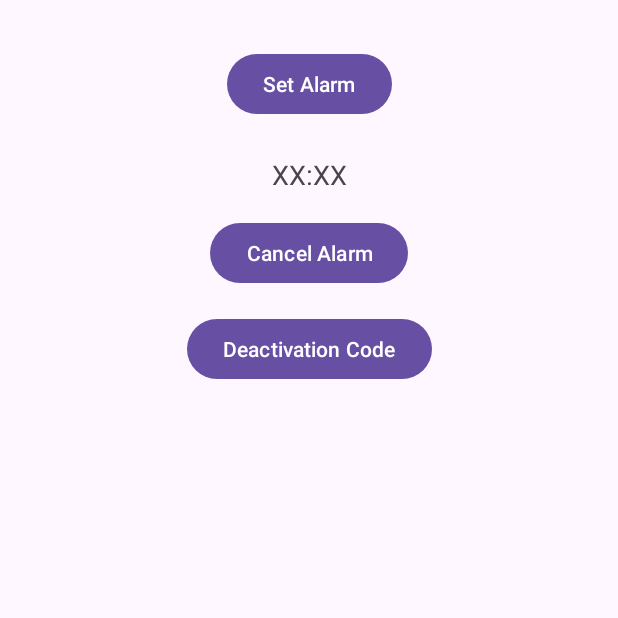
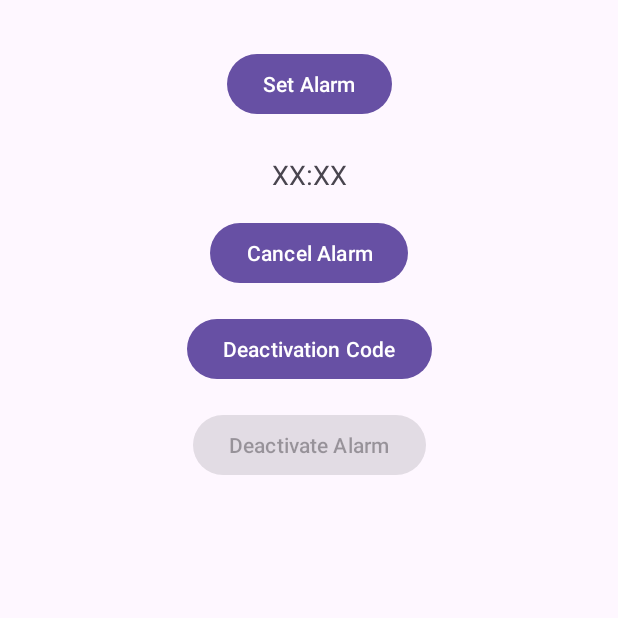
Before and after one commit to Pseudophobi4/getmeup-android, an Android app: the screen it shows after launch (MainActivity), after a tap on "Cancel Alarm", on a phone screen of 412 x 824 dp, the top half of it. Run offline under Robolectric (Android 15) with nearby library versions, the phone set to English and light mode, and no system bars.

Commit message:
Implemented all core functionalities

```diff
--- a/GetMeUp/app/src/main/AndroidManifest.xml
+++ b/GetMeUp/app/src/main/AndroidManifest.xml
@@ -33,6 +33,8 @@
 
         <activity android:name=".ActivityGenerateCode" />
 
+        <activity android:name=".ActivityDeactivateAlarm" />
+
         <service
             android:name=".AlarmService"
             android:foregroundServiceType="mediaPlayback"/>
--- a/GetMeUp/app/src/main/java/com/example/getmeup/ActivityGenerateCode.kt
+++ b/GetMeUp/app/src/main/java/com/example/getmeup/ActivityGenerateCode.kt
@@ -25,7 +25,7 @@ class ActivityGenerateCode : AppCompatActivity() {
         tvCodeValue.text = savedCode ?: "No code generated"
 
         btnGenerateCode.setOnClickListener {
-            val generatedCode = generateRandomCode(12)
+            val generatedCode = generateRandomCode(4)
             tvCodeValue.text = generatedCode
 
             // Store the generated code in SharedPreferences
@@ -36,9 +36,9 @@ class ActivityGenerateCode : AppCompatActivity() {
         }
     }
 
-    // Function to generate a random 12-character string with numbers, lowercase, and uppercase letters
+    // Function to generate a random 12-character string with numbers and uppercase letters
     private fun generateRandomCode(length: Int): String {
-        val charPool = "0123456789abcdefghijklmnopqrstuvwxyzABCDEFGHIJKLMNOPQRSTUVWXYZ"
+        val charPool = "0123456789ABCDEFGHIJKLMNOPQRSTUVWXYZ"
         val random = Random()
         val code = StringBuilder()
 
--- a/GetMeUp/app/src/main/java/com/example/getmeup/MainActivity.kt
+++ b/GetMeUp/app/src/main/java/com/example/getmeup/MainActivity.kt
@@ -6,6 +6,7 @@ import android.content.BroadcastReceiver
 import android.content.Context
 import android.content.Intent
 import android.content.IntentFilter
+import android.content.SharedPreferences
 import android.os.Bundle
 import android.widget.Button
 import android.widget.TextView
@@ -21,13 +22,22 @@ class MainActivity : AppCompatActivity() {
     private lateinit var btnGenerateCode: Button
     private lateinit var tvAlarmTime: TextView
     private lateinit var setAlarmLauncher: ActivityResultLauncher<Intent>
+    private lateinit var btnDeactivateAlarm: Button
 
     private val alarmReceiver = object : BroadcastReceiver() {
         override fun onReceive(context: Context?, intent: Intent?) {
-            // Disable all buttons when the alarm is triggered
-            btnSetAlarm.isEnabled = false
-            btnCancelAlarm.isEnabled = false
-            btnGenerateCode.isEnabled = false
+            // Disable buttons when the alarm is triggered
+            disableAllButtons()
+        }
+    }
+
+    private val enableButtonsReceiver = object : BroadcastReceiver() {
+        override fun onReceive(context: Context?, intent: Intent?) {
+            // Enable buttons when the code is successfully submitted
+            enableAllButtons()
+            // Check alarm state after enabling buttons
+            val sharedPreferences = getSharedPreferences("alarm_prefs", Context.MODE_PRIVATE)
+            updateButtonState(sharedPreferences)
         }
     }
 
@@ -38,17 +48,15 @@ class MainActivity : AppCompatActivity() {
         btnSetAlarm = findViewById(R.id.btn_set_alarm)
         btnCancelAlarm = findViewById(R.id.btn_cancel_alarm)
         btnGenerateCode = findViewById(R.id.btn_generate_code)
+        btnDeactivateAlarm = findViewById(R.id.btn_deactivate_alarm)
         tvAlarmTime = findViewById(R.id.tv_alarm_time)
 
-        // Set default alarm time display to XX:XX
         val sharedPreferences = getSharedPreferences("alarm_prefs", Context.MODE_PRIVATE)
         val savedTime = sharedPreferences.getString("alarm_time", "XX:XX")
         tvAlarmTime.text = savedTime
 
-        // Check if the alarm is active on app launch
-        if (sharedPreferences.getBoolean("is_alarm_active", false)) {
-            disableAllButtons()
-        }
+        // Check if the alarm is active and update button states
+        updateButtonState(sharedPreferences)
 
         // Register the activity result launcher for setting alarm
         setAlarmLauncher = registerForActivityResult(ActivityResultContracts.StartActivityForResult()) { result ->
@@ -63,26 +71,18 @@ class MainActivity : AppCompatActivity() {
             }
         }
 
-        // Set an OnClickListener on the Button to launch ActivitySetAlarm
+        // Set OnClickListener for the Set Alarm button
         btnSetAlarm.setOnClickListener {
             val intent = Intent(this, ActivitySetAlarm::class.java)
             setAlarmLauncher.launch(intent)
         }
 
-        // Set an OnClickListener on the Cancel Button to cancel the alarm
+        // Set OnClickListener for Cancel Alarm button
         btnCancelAlarm.setOnClickListener {
             cancelAlarm()
             tvAlarmTime.text = "XX:XX"
-
-            // Enable the buttons when the alarm is canceled
-            enableAllButtons()
-
-            // Update SharedPreferences to indicate alarm is inactive
-            with(sharedPreferences.edit()) {
-                putBoolean("is_alarm_active", false)
-                remove("alarm_time")
-                apply()
-            }
+            enableAllButtons() // Enable buttons when the alarm is canceled
+            updateAlarmStateInPreferences(sharedPreferences, false) // Update state to inactive
         }
 
         // Set OnClickListener for Generate Code button
@@ -90,28 +90,34 @@ class MainActivity : AppCompatActivity() {
             val intent = Intent(this, ActivityGenerateCode::class.java)
             startActivity(intent)
         }
+
+        // Set OnClickListener for Deactivate Alarm button
+        btnDeactivateAlarm.setOnClickListener {
+            val intent = Intent(this, ActivityDeactivateAlarm::class.java)
+            startActivity(intent)
+        }
     }
 
     override fun onResume() {
         super.onResume()
-        // Register the local broadcast receiver
+        // Register the local broadcast receivers
         LocalBroadcastManager.getInstance(this).registerReceiver(
             alarmReceiver, IntentFilter("ALARM_TRIGGERED")
+        )
+        LocalBroadcastManager.getInstance(this).registerReceiver(
+            enableButtonsReceiver, IntentFilter("ENABLE_BUTTONS")
         )
 
         // Check if the alarm is active on resume
         val sharedPreferences = getSharedPreferences("alarm_prefs", Context.MODE_PRIVATE)
-        if (sharedPreferences.getBoolean("is_alarm_active", false)) {
-            disableAllButtons()
-        } else {
-            enableAllButtons()
-        }
+        updateButtonState(sharedPreferences)
     }
 
     override fun onPause() {
         super.onPause()
-        // Unregister the local broadcast receiver
+        // Unregister the local broadcast receivers
         LocalBroadcastManager.getInstance(this).unregisterReceiver(alarmReceiver)
+        LocalBroadcastManager.getInstance(this).unregisterReceiver(enableButtonsReceiver)
     }
 
     private fun cancelAlarm() {
@@ -125,15 +131,32 @@ class MainActivity : AppCompatActivity() {
         alarmManager.cancel(pendingIntent)
     }
 
+    private fun updateButtonState(sharedPreferences: SharedPreferences) {
+        if (sharedPreferences.getBoolean("is_alarm_active", false)) {
+            disableAllButtons()
+        } else {
+            enableAllButtons()
+        }
+    }
+
     private fun disableAllButtons() {
         btnSetAlarm.isEnabled = false
         btnCancelAlarm.isEnabled = false
         btnGenerateCode.isEnabled = false
+        btnDeactivateAlarm.isEnabled = true // Enable Deactivate Alarm when alarm is active
     }
 
     private fun enableAllButtons() {
         btnSetAlarm.isEnabled = true
         btnCancelAlarm.isEnabled = true
         btnGenerateCode.isEnabled = true
+        btnDeactivateAlarm.isEnabled = false // Disable Deactivate Alarm when alarm is inactive
+    }
+
+    private fun updateAlarmStateInPreferences(sharedPreferences: SharedPreferences, isActive: Boolean) {
+        with(sharedPreferences.edit()) {
+            putBoolean("is_alarm_active", isActive)
+            apply()
+        }
     }
 }
--- a/GetMeUp/app/src/main/res/layout/activity_main.xml
+++ b/GetMeUp/app/src/main/res/layout/activity_main.xml
@@ -51,4 +51,15 @@
         app:layout_constraintStart_toStartOf="parent"
         app:layout_constraintEnd_toEndOf="parent" />
 
+    <!-- Button to deactivate alarm -->
+    <Button
+        android:id="@+id/btn_deactivate_alarm"
+        android:layout_width="wrap_content"
+        android:layout_height="wrap_content"
+        android:text="Deactivate Alarm"
+        android:layout_marginTop="16dp"
+        app:layout_constraintTop_toBottomOf="@id/btn_generate_code"
+        app:layout_constraintStart_toStartOf="parent"
+        app:layout_constraintEnd_toEndOf="parent" />
+
 </androidx.constraintlayout.widget.ConstraintLayout>
```
Also changed, not shown: GetMeUp/app/src/main/java/com/example/getmeup/ActivityDeactivateAlarm.kt (added, +99 -0 lines), GetMeUp/app/src/main/res/layout/activity_deactivate_alarm.xml (added, +31 -0 lines).
